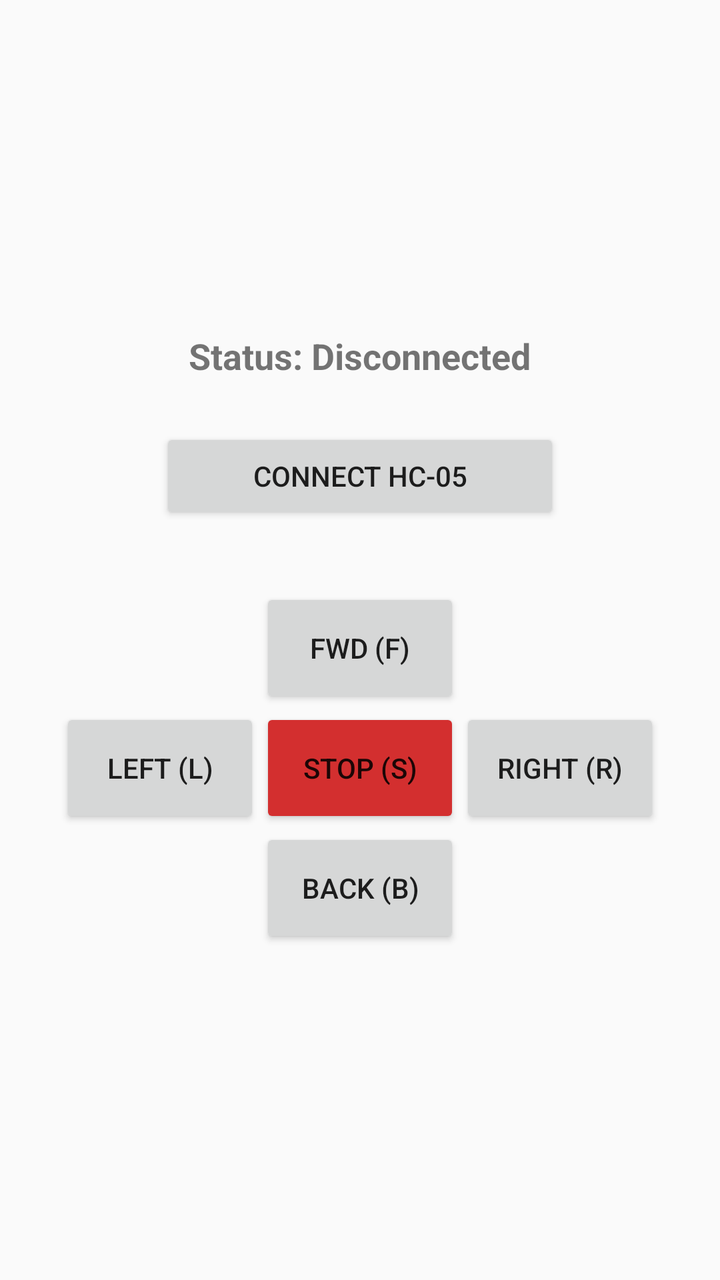
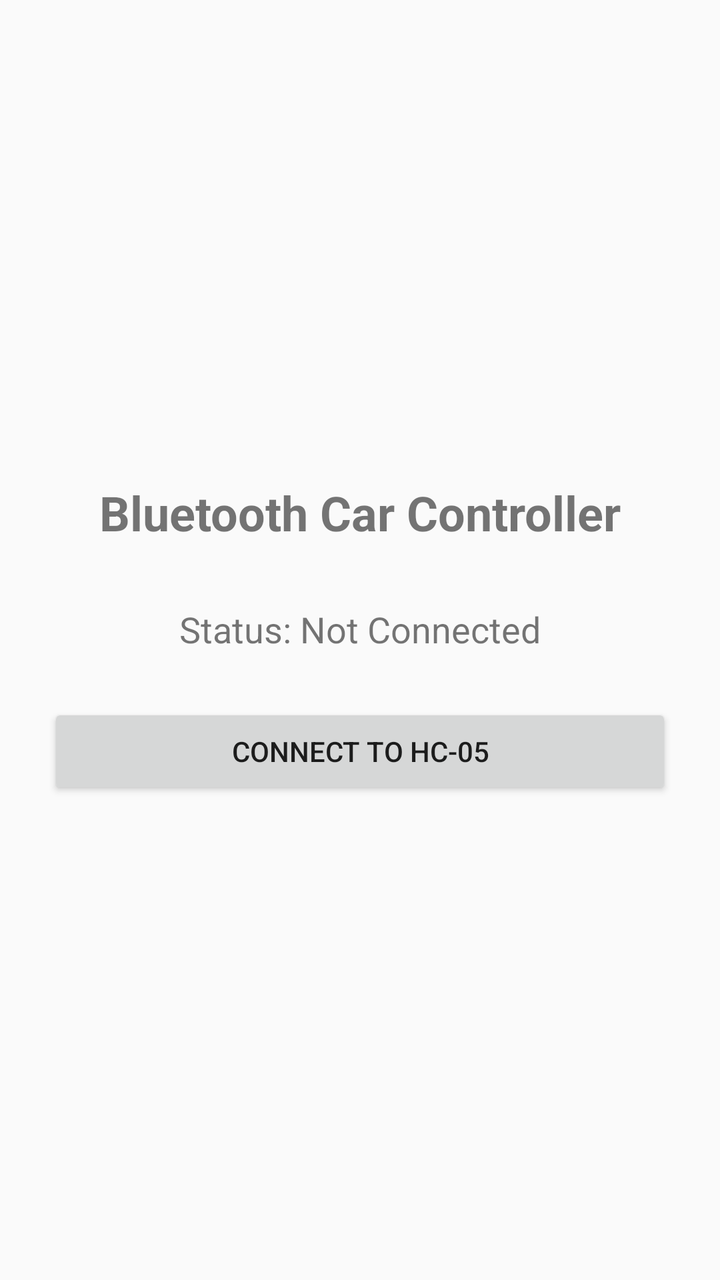

The first picture is an Android layout as it rendered before a commit; the second is the same layout after the commit. The layout source and the unified diff follow.
<!-- AndroidManifest.xml: application theme Theme.AppCompat.Light.NoActionBar -->
<!-- res/layout/activity_main.xml -->
<?xml version="1.0" encoding="utf-8"?>
<LinearLayout xmlns:android="http://schemas.android.com/apk/res/android"
    android:layout_width="match_parent"
    android:layout_height="match_parent"
    android:gravity="center"
    android:orientation="vertical"
    android:padding="16dp">

    <TextView
        android:id="@+id/statusText"
        android:layout_width="wrap_content"
        android:layout_height="wrap_content"
        android:text="Status: Disconnected"
        android:textSize="18sp"
        android:textStyle="bold"
        android:layout_marginBottom="24dp" />

    <Button
        android:id="@+id/btnConnect"
        android:layout_width="200dp"
        android:layout_height="wrap_content"
        android:text="CONNECT HC-05"
        android:layout_marginBottom="32dp" />

    <Button
        android:id="@+id/btnForward"
        android:layout_width="100dp"
        android:layout_height="60dp"
        android:text="FWD (F)" />

    <LinearLayout
        android:layout_width="wrap_content"
        android:layout_height="wrap_content"
        android:orientation="horizontal">

        <Button
            android:id="@+id/btnLeft"
            android:layout_width="100dp"
            android:layout_height="60dp"
            android:text="LEFT (L)" />

        <Button
            android:id="@+id/btnStop"
            android:layout_width="100dp"
            android:layout_height="60dp"
            android:text="STOP (S)"
            android:backgroundTint="#D32F2F" />

        <Button
            android:id="@+id/btnRight"
            android:layout_width="100dp"
            android:layout_height="60dp"
            android:text="RIGHT (R)" />
    </LinearLayout>

    <Button
        android:id="@+id/btnBackward"
        android:layout_width="100dp"
        android:layout_height="60dp"
        android:text="BACK (B)" />

</LinearLayout>
<!-- resources referenced by this layout -->
<resources>

</resources>

<!-- the commit's change to res/layout/activity_main.xml (unified diff, before → after) -->
@@ -2,61 +2,30 @@
 <LinearLayout xmlns:android="http://schemas.android.com/apk/res/android"
     android:layout_width="match_parent"
     android:layout_height="match_parent"
+    android:orientation="vertical"
     android:gravity="center"
-    android:orientation="vertical"
-    android:padding="16dp">
+    android:padding="24dp">
 
     <TextView
-        android:id="@+id/statusText"
         android:layout_width="wrap_content"
         android:layout_height="wrap_content"
-        android:text="Status: Disconnected"
+        android:text="Bluetooth Car Controller"
+        android:textSize="24sp"
+        android:textStyle="bold"
+        android:layout_marginBottom="30dp" />
+
+    <TextView
+        android:id="@+id/tvStatus"
+        android:layout_width="wrap_content"
+        android:layout_height="wrap_content"
+        android:text="Status: Not Connected"
         android:textSize="18sp"
-        android:textStyle="bold"
-        android:layout_marginBottom="24dp" />
+        android:layout_marginBottom="25dp" />
 
     <Button
         android:id="@+id/btnConnect"
-        android:layout_width="200dp"
+        android:layout_width="match_parent"
         android:layout_height="wrap_content"
-        android:text="CONNECT HC-05"
-        android:layout_marginBottom="32dp" />
-
-    <Button
-        android:id="@+id/btnForward"
-        android:layout_width="100dp"
-        android:layout_height="60dp"
-        android:text="FWD (F)" />
-
-    <LinearLayout
-        android:layout_width="wrap_content"
-        android:layout_height="wrap_content"
-        android:orientation="horizontal">
-
-        <Button
-            android:id="@+id/btnLeft"
-            android:layout_width="100dp"
-            android:layout_height="60dp"
-            android:text="LEFT (L)" />
-
-        <Button
-            android:id="@+id/btnStop"
-            android:layout_width="100dp"
-            android:layout_height="60dp"
-            android:text="STOP (S)"
-            android:backgroundTint="#D32F2F" />
-
-        <Button
-            android:id="@+id/btnRight"
-            android:layout_width="100dp"
-            android:layout_height="60dp"
-            android:text="RIGHT (R)" />
-    </LinearLayout>
-
-    <Button
-        android:id="@+id/btnBackward"
-        android:layout_width="100dp"
-        android:layout_height="60dp"
-        android:text="BACK (B)" />
+        android:text="CONNECT TO HC-05" />
 
 </LinearLayout>
